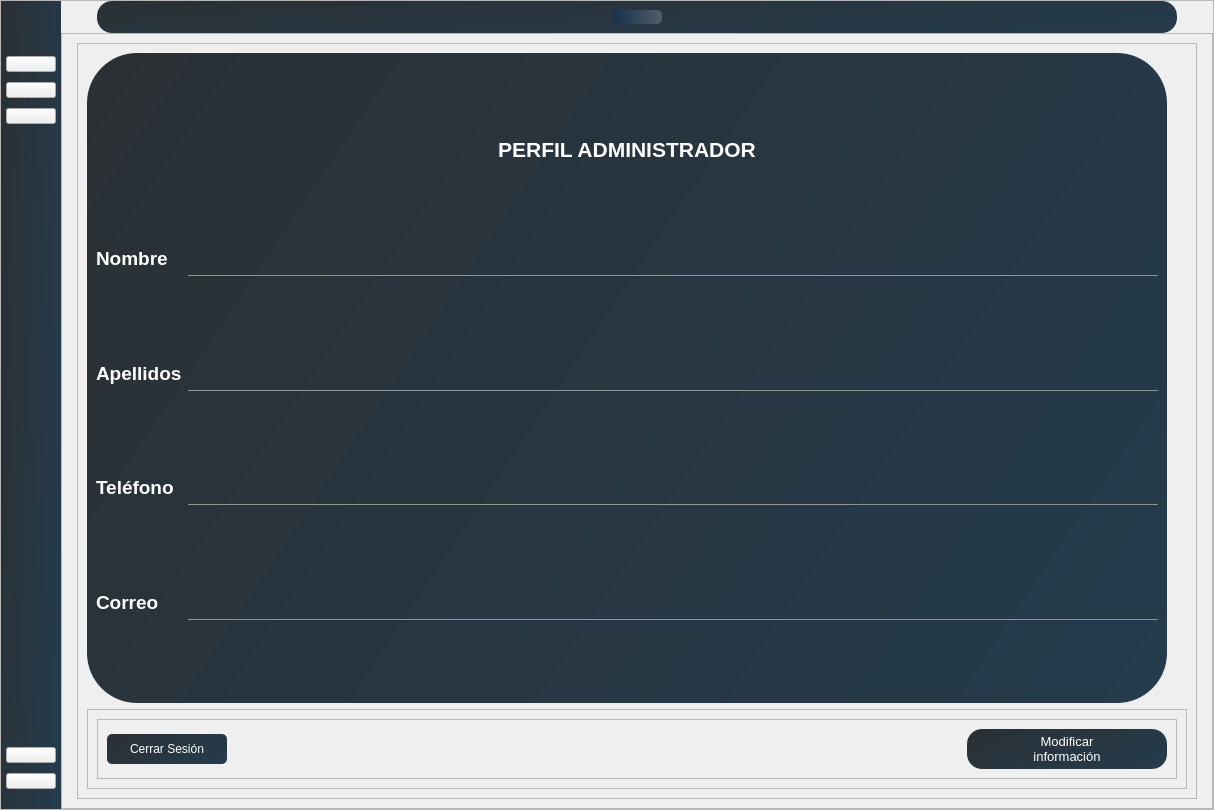
The window that ui/ui_files/Principal.ui (Salinas03/Sistema-Seguridad) describes before a commit, drawn with Qt 5.
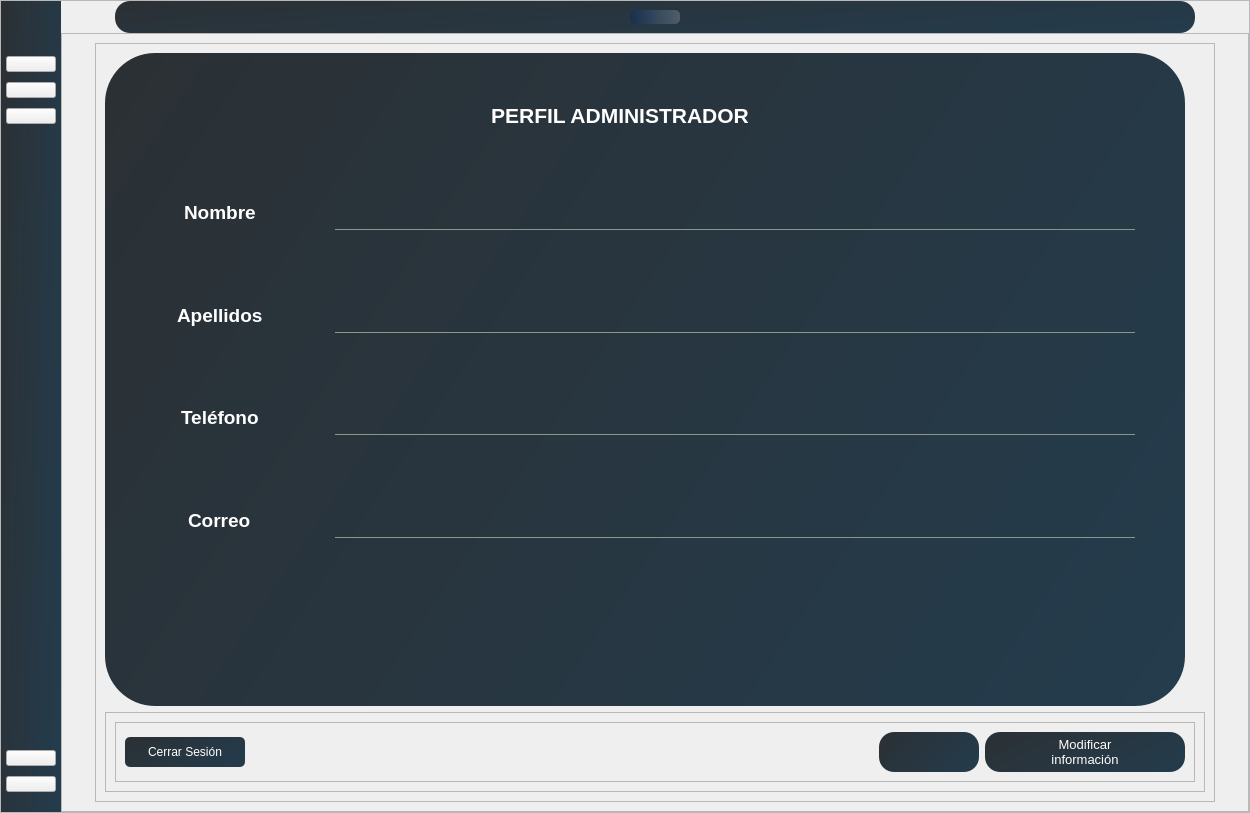
The same window after the commit. The open tabs and pages were chosen to show the change. Icons and pictures are not drawn.

```diff
--- a/ui/ui_files/Principal.ui
+++ b/ui/ui_files/Principal.ui
@@ -6,8 +6,8 @@
    <rect>
     <x>0</x>
     <y>0</y>
-    <width>1214</width>
-    <height>810</height>
+    <width>1250</width>
+    <height>813</height>
    </rect>
   </property>
   <property name="windowTitle">
@@ -251,7 +251,8 @@
 #agregar_compu_btn,
 #modificar_compu_btn,
 #eliminar_compu_btn,
-#modificar_perfil_btn{
+#modificar_perfil_btn,
+#guardar_admin_btn{
 background: qlineargradient(x1:0, y1:0, x2:2.5 y2:1, stop:0 #2B3034, stop:1 #1C4968);
 border-radius:15px;
 color:white;
@@ -268,7 +269,8 @@
 #agregar_compu_btn:hover,
 #modificar_compu_btn:hover,
 #eliminar_compu_btn:hover,
-#modificar_perfil_btn:hover{
+#modificar_perfil_btn:hover,
+#guardar_admin_btn:hover{
 padding-left:5px;
 padding-top:5px;
 background-color: rgb(140, 140, 140);
@@ -293,7 +295,25 @@
 padding-bottom:7px;
 color: rgb(140, 140, 140);
 }
-</string>
+
+QTableWidget{
+	background-color: rgb(255, 255, 255);
+	color: rgb(0, 0, 0);
+	gridline-color: rgb(0,206,151);
+	font-size:12pt;
+	color:#000000;
+}
+
+QHeaderView::section{
+	background-color: qlineargradient(x1:0, y1:0, x2:2.5 y2:1, stop:0 #2B3034, stop:1 #1C4968);
+	color:white;
+	border-color: 1px solid rgb(255, 255, 255);
+}
+
+QTableWidget QTableCornerButton::section{
+	background-color: rgb(0, 0, 0);
+	border: 1px solid qlineargradient(x1:0, y1:0, x2:2.5 y2:1, stop:0 #2B3034, stop:1 #1C4968);
+}</string>
          </property>
          <layout class="QVBoxLayout" name="verticalLayout">
           <property name="spacing">
@@ -810,6 +830,13 @@
 background-color: qlineargradient(x1:0, y1:0, x2:2.5 y2:1, stop:0 #2B3034, stop:1 #1C4968);
 color:white;
 border-radius:50px;
+}
+
+QLineEdit#nombre_txt:hover,
+#apellidos_txt:hover,
+#telefono_txt:hover,
+#correo_txt:hover{
+color:white;
 }</string>
                       </property>
                       <property name="frameShape">
@@ -819,59 +846,32 @@
                        <enum>QFrame::Raised</enum>
                       </property>
                       <layout class="QGridLayout" name="gridLayout_9">
-                       <item row="2" column="1">
-                        <spacer name="verticalSpacer_9">
-                         <property name="orientation">
-                          <enum>Qt::Vertical</enum>
+                       <property name="leftMargin">
+                        <number>0</number>
+                       </property>
+                       <property name="topMargin">
+                        <number>50</number>
+                       </property>
+                       <property name="rightMargin">
+                        <number>50</number>
+                       </property>
+                       <property name="bottomMargin">
+                        <number>100</number>
+                       </property>
+                       <property name="spacing">
+                        <number>0</number>
+                       </property>
+                       <item row="0" column="0" colspan="2">
+                        <widget class="QLabel" name="label_13">
+                         <property name="text">
+                          <string>&lt;html&gt;&lt;head/&gt;&lt;body&gt;&lt;p&gt;&lt;span style=&quot; font-size:16pt; font-weight:600; color:#ffffff;&quot;&gt;PERFIL ADMINISTRADOR&lt;/span&gt;&lt;/p&gt;&lt;/body&gt;&lt;/html&gt;</string>
                          </property>
-                         <property name="sizeHint" stdset="0">
-                          <size>
-                           <width>20</width>
-                           <height>40</height>
-                          </size>
+                         <property name="alignment">
+                          <set>Qt::AlignCenter</set>
                          </property>
-                        </spacer>
+                        </widget>
                        </item>
-                       <item row="6" column="1">
-                        <spacer name="verticalSpacer_11">
-                         <property name="orientation">
-                          <enum>Qt::Vertical</enum>
-                         </property>
-                         <property name="sizeHint" stdset="0">
-                          <size>
-                           <width>20</width>
-                           <height>40</height>
-                          </size>
-                         </property>
-                        </spacer>
-                       </item>
-                       <item row="10" column="1">
-                        <spacer name="verticalSpacer_6">
-                         <property name="orientation">
-                          <enum>Qt::Vertical</enum>
-                         </property>
-                         <property name="sizeHint" stdset="0">
-                          <size>
-                           <width>20</width>
-                           <height>40</height>
-                          </size>
-                         </property>
-                        </spacer>
-                       </item>
-                       <item row="8" column="1">
-                        <spacer name="verticalSpacer_12">
-                         <property name="orientation">
-                          <enum>Qt::Vertical</enum>
-                         </property>
-                         <property name="sizeHint" stdset="0">
-                          <size>
-                           <width>20</width>
-                           <height>40</height>
-                          </size>
-                         </property>
-                        </spacer>
-                       </item>
-                       <item row="5" column="0">
+                       <item row="4" column="0" alignment="Qt::AlignHCenter">
                         <widget class="QLabel" name="label_7">
                          <property name="font">
                           <font>
@@ -885,8 +885,14 @@
                          </property>
                         </widget>
                        </item>
-                       <item row="9" column="1">
-                        <widget class="QLineEdit" name="correo_txt">
+                       <item row="2" column="1">
+                        <widget class="QLineEdit" name="nombre_txt">
+                         <property name="maximumSize">
+                          <size>
+                           <width>800</width>
+                           <height>16777215</height>
+                          </size>
+                         </property>
                          <property name="font">
                           <font>
                            <pointsize>14</pointsize>
@@ -894,7 +900,20 @@
                          </property>
                         </widget>
                        </item>
-                       <item row="7" column="0">
+                       <item row="7" column="1">
+                        <spacer name="verticalSpacer_12">
+                         <property name="orientation">
+                          <enum>Qt::Vertical</enum>
+                         </property>
+                         <property name="sizeHint" stdset="0">
+                          <size>
+                           <width>20</width>
+                           <height>40</height>
+                          </size>
+                         </property>
+                        </spacer>
+                       </item>
+                       <item row="6" column="0" alignment="Qt::AlignHCenter">
                         <widget class="QLabel" name="label_8">
                          <property name="font">
                           <font>
@@ -908,17 +927,64 @@
                          </property>
                         </widget>
                        </item>
-                       <item row="1" column="0" colspan="2">
-                        <widget class="QLabel" name="label_13">
+                       <item row="5" column="1">
+                        <spacer name="verticalSpacer_11">
+                         <property name="orientation">
+                          <enum>Qt::Vertical</enum>
+                         </property>
+                         <property name="sizeHint" stdset="0">
+                          <size>
+                           <width>20</width>
+                           <height>40</height>
+                          </size>
+                         </property>
+                        </spacer>
+                       </item>
+                       <item row="2" column="0" alignment="Qt::AlignHCenter">
+                        <widget class="QLabel" name="label_6">
+                         <property name="font">
+                          <font>
+                           <pointsize>14</pointsize>
+                           <weight>75</weight>
+                           <bold>true</bold>
+                          </font>
+                         </property>
                          <property name="text">
-                          <string>&lt;html&gt;&lt;head/&gt;&lt;body&gt;&lt;p&gt;&lt;span style=&quot; font-size:16pt; font-weight:600; color:#ffffff;&quot;&gt;PERFIL ADMINISTRADOR&lt;/span&gt;&lt;/p&gt;&lt;/body&gt;&lt;/html&gt;</string>
+                          <string>&lt;html&gt;&lt;head/&gt;&lt;body&gt;&lt;p&gt;&lt;span style=&quot; color:#ffffff;&quot;&gt;Nombre&lt;/span&gt;&lt;/p&gt;&lt;/body&gt;&lt;/html&gt;</string>
                          </property>
-                         <property name="alignment">
-                          <set>Qt::AlignCenter</set>
+                        </widget>
+                       </item>
+                       <item row="6" column="1">
+                        <widget class="QLineEdit" name="telefono_txt">
+                         <property name="maximumSize">
+                          <size>
+                           <width>800</width>
+                           <height>16777215</height>
+                          </size>
                          </property>
+                         <property name="font">
+                          <font>
+                           <pointsize>14</pointsize>
+                          </font>
+                         </property>
                         </widget>
                        </item>
-                       <item row="9" column="0">
+                       <item row="8" column="1">
+                        <widget class="QLineEdit" name="correo_txt">
+                         <property name="maximumSize">
+                          <size>
+                           <width>800</width>
+                           <height>16777215</height>
+                          </size>
+                         </property>
+                         <property name="font">
+                          <font>
+                           <pointsize>14</pointsize>
+                          </font>
+                         </property>
+                        </widget>
+                       </item>
+                       <item row="8" column="0" alignment="Qt::AlignHCenter">
                         <widget class="QLabel" name="label_9">
                          <property name="font">
                           <font>
@@ -932,52 +998,7 @@
                          </property>
                         </widget>
                        </item>
-                       <item row="0" column="1">
-                        <spacer name="verticalSpacer_8">
-                         <property name="orientation">
-                          <enum>Qt::Vertical</enum>
-                         </property>
-                         <property name="sizeHint" stdset="0">
-                          <size>
-                           <width>20</width>
-                           <height>40</height>
-                          </size>
-                         </property>
-                        </spacer>
-                       </item>
                        <item row="3" column="1">
-                        <widget class="QLineEdit" name="nombre_txt">
-                         <property name="font">
-                          <font>
-                           <pointsize>14</pointsize>
-                          </font>
-                         </property>
-                        </widget>
-                       </item>
-                       <item row="3" column="0">
-                        <widget class="QLabel" name="label_6">
-                         <property name="font">
-                          <font>
-                           <pointsize>14</pointsize>
-                           <weight>75</weight>
-                           <bold>true</bold>
-                          </font>
-                         </property>
-                         <property name="text">
-                          <string>&lt;html&gt;&lt;head/&gt;&lt;body&gt;&lt;p&gt;&lt;span style=&quot; color:#ffffff;&quot;&gt;Nombre&lt;/span&gt;&lt;/p&gt;&lt;/body&gt;&lt;/html&gt;</string>
-                         </property>
-                        </widget>
-                       </item>
-                       <item row="5" column="1">
-                        <widget class="QLineEdit" name="apellidos_txt">
-                         <property name="font">
-                          <font>
-                           <pointsize>14</pointsize>
-                          </font>
-                         </property>
-                        </widget>
-                       </item>
-                       <item row="4" column="1">
                         <spacer name="verticalSpacer_10">
                          <property name="orientation">
                           <enum>Qt::Vertical</enum>
@@ -990,8 +1011,27 @@
                          </property>
                         </spacer>
                        </item>
-                       <item row="7" column="1">
-                        <widget class="QLineEdit" name="telefono_txt">
+                       <item row="1" column="1">
+                        <spacer name="verticalSpacer_9">
+                         <property name="orientation">
+                          <enum>Qt::Vertical</enum>
+                         </property>
+                         <property name="sizeHint" stdset="0">
+                          <size>
+                           <width>20</width>
+                           <height>40</height>
+                          </size>
+                         </property>
+                        </spacer>
+                       </item>
+                       <item row="4" column="1">
+                        <widget class="QLineEdit" name="apellidos_txt">
+                         <property name="maximumSize">
+                          <size>
+                           <width>800</width>
+                           <height>16777215</height>
+                          </size>
+                         </property>
                          <property name="font">
                           <font>
                            <pointsize>14</pointsize>
@@ -999,6 +1039,19 @@
                          </property>
                         </widget>
                        </item>
+                       <item row="9" column="1">
+                        <spacer name="verticalSpacer_6">
+                         <property name="orientation">
+                          <enum>Qt::Vertical</enum>
+                         </property>
+                         <property name="sizeHint" stdset="0">
+                          <size>
+                           <width>20</width>
+                           <height>40</height>
+                          </size>
+                         </property>
+                        </spacer>
+                       </item>
                       </layout>
                      </widget>
                     </item>
@@ -1076,6 +1129,23 @@
                             </property>
                            </spacer>
                           </item>
+                          <item>
+                           <widget class="QPushButton" name="guardar_admin_btn">
+                            <property name="minimumSize">
+                             <size>
+                              <width>100</width>
+                              <height>40</height>
+                             </size>
+                            </property>
+                            <property name="text">
+                             <string/>
+                            </property>
+                            <property name="icon">
+                             <iconset>
+                              <normaloff>../assets/icons/save-2.ico</normaloff>../assets/icons/save-2.ico</iconset>
+                            </property>
+                           </widget>
+                          </item>
                           <item>
                            <widget class="QPushButton" name="modificar_perfil_btn">
                             <property name="minimumSize">
```
Left out of the diff: 16 changed lines with no effect on the pictures.
